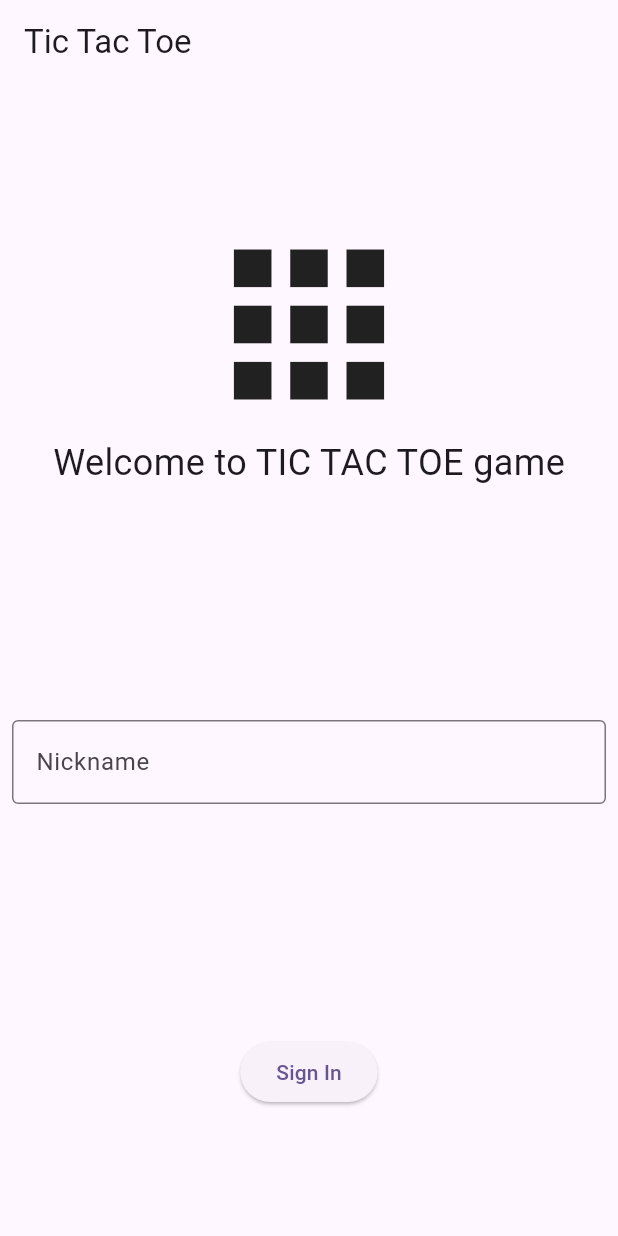
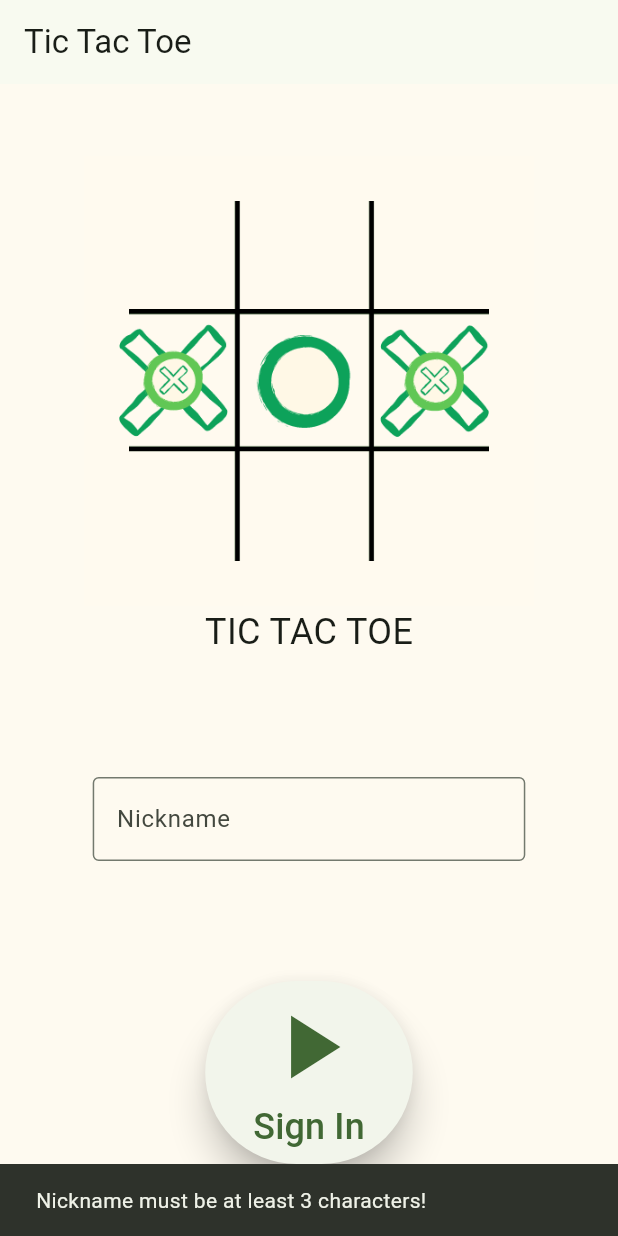
Before and after one commit to HalilhanSAYIN/online_tic_tac_toe, a Flutter app: the screen it shows after launch, after a tap on "Sign In", on a phone screen of 412 x 824 dp. Run offline on Flutter 3.47's test engine with Material 3 defaults, Android fonts, the light colour scheme and no system bars; our stand-ins replace cloud_firestore, firebase_auth, firebase_core; accounts and stored records are empty.

Commit message:
color & nickname field

```diff
--- a/lib/main.dart
+++ b/lib/main.dart
@@ -17,11 +17,15 @@
 
   @override
   Widget build(BuildContext context) {
+     const backgroundColor = Color(0xFFFEFAF0);
+     const secondaryColor = Color.fromARGB(255, 124, 197, 100);
     return MaterialApp(
       title: 'Flutter Demo',
       theme: ThemeData(
 
-        colorScheme: ColorScheme.fromSeed(seedColor: Colors.deepPurple),
+        colorScheme: ColorScheme.fromSeed(
+          background: backgroundColor,
+          seedColor: secondaryColor),
         useMaterial3: true,
       ),
       home: HomeScreen(),
--- a/lib/screens/game_list_screen.dart
+++ b/lib/screens/game_list_screen.dart
@@ -58,7 +58,7 @@ class _GamesListScreenState extends State<GamesListScreen> {
               final gameId = game.id;
               return ListTile(
                 title: Text('Game ID: $gameId'),
-                subtitle: Text('Created by: ${game['player1']}'),
+                subtitle: Text('Created by: ${game['nickname'] }'),
                 trailing: ElevatedButton(
                   onPressed: () => _joinGame(gameId),
                   child: const Text('Join Game'),
--- a/lib/screens/game_screen.dart
+++ b/lib/screens/game_screen.dart
@@ -4,7 +4,6 @@ import 'package:flutter/material.dart';
 import 'package:online_tic_tac_toe/core/game_logic.dart';
 import 'package:online_tic_tac_toe/screens/game_list_screen.dart';
 import 'package:online_tic_tac_toe/services/game_service.dart';
-
 
 class GameScreen extends StatefulWidget {
   final String gameId;
@@ -23,12 +22,10 @@ class _GameScreenState extends State<GameScreen> {
   late String _playerSymbol;
   late String _turn;
 
-
   @override
   void initState() {
     super.initState();
     _initializeGame();
-
   }
 
   Future<void> _initializeGame() async {
@@ -62,7 +59,8 @@ class _GameScreenState extends State<GameScreen> {
         });
       } else {
         String nextTurn = _turn == 'player1' ? 'player2' : 'player1';
-        await _gameService.updateBoard(widget.gameId, _board, nextTurn, row, col);
+        await _gameService.updateBoard(
+            widget.gameId, _board, nextTurn, row, col);
       }
     }
   }
@@ -80,7 +78,11 @@ class _GameScreenState extends State<GameScreen> {
         actions: [
           TextButton(
             onPressed: () {
-              Navigator.push(context, MaterialPageRoute(builder: (context) => GamesListScreen(),)); // Oyun ekranından çık
+              Navigator.push(
+                  context,
+                  MaterialPageRoute(
+                    builder: (context) => GamesListScreen(),
+                  )); // Oyun ekranından çık
             },
             child: Text('Ok'),
           ),
@@ -100,7 +102,6 @@ class _GameScreenState extends State<GameScreen> {
     }
   }
 
-
   @override
   Widget build(BuildContext context) {
     return Scaffold(
@@ -117,10 +118,13 @@ class _GameScreenState extends State<GameScreen> {
           var gameData = snapshot.data!.data() as Map<String, dynamic>;
           _board = _gameLogic.parseBoard(gameData['board']);
           _turn = gameData['turn'];
-
+          String player1Nickname = gameData['player1Nickname'] ?? 'Player 1';
+          String player2Nickname = gameData['player2Nickname'] ?? 'Player 2';
           return Column(
             children: [
-              Text('Current Turn: ${_turn == 'player1' ? 'Player 1' : 'Player 2'}'),
+
+              Text(
+                  'Current Turn: ${_turn == player1Nickname ? player1Nickname : player2Nickname}'),
               Expanded(
                 child: GridView.builder(
                   gridDelegate: SliverGridDelegateWithFixedCrossAxisCount(
@@ -132,7 +136,8 @@ class _GameScreenState extends State<GameScreen> {
                     int col = index % 3;
 
                     return GestureDetector(
-                      onTap: () { _handleMove(row, col);
+                      onTap: () {
+                        _handleMove(row, col);
                         checkGameState(widget.gameId);
                       },
                       child: Container(
--- a/lib/screens/home_screen.dart
+++ b/lib/screens/home_screen.dart
@@ -1,13 +1,18 @@
 import 'package:flutter/material.dart';
 import 'package:online_tic_tac_toe/services/auth.dart';
+
+final nickNameTextEditingController = TextEditingController();
 
 class HomeScreen extends StatelessWidget {
   const HomeScreen({super.key});
   @override
   Widget build(BuildContext context) {
+    final pageWidth = MediaQuery.of(context).size.width;
+    const backgroundColor = Color(0xFFFEFAF0);
     return Scaffold(
+      backgroundColor: backgroundColor,
       appBar: AppBar(
-        title: const  Text('Tic Tac Toe'),
+        title: const Text('Tic Tac Toe'),
       ),
       body: Center(
         child: Padding(
@@ -15,28 +20,56 @@ class HomeScreen extends StatelessWidget {
           child: Column(
             mainAxisAlignment: MainAxisAlignment.spaceAround,
             children: [
-              const Column(
+              Column(
                 mainAxisAlignment: MainAxisAlignment.spaceAround,
                 children: [
-                  Icon(
-                    Icons.apps,
-                    size: 150,
+                  Image.asset(
+                    "assets/logo.png",
+                    width: 300,
+                    height: 300,
                   ),
-                  Text(
-                    "Welcome to TIC TAC TOE game",
+                  const Text(
+                    "TIC TAC TOE",
                     style: TextStyle(fontSize: 24),
                   )
                 ],
               ),
-              TextFormField(
-                decoration: const InputDecoration(
-                    label: Text("Nickname"), border: OutlineInputBorder()),
+              SizedBox(
+                width: pageWidth * 0.7,
+                child: TextFormField(
+                  controller: nickNameTextEditingController,
+                  decoration: const InputDecoration(
+                      label: Text("Nickname"), border: OutlineInputBorder()),
+                ),
               ),
               ElevatedButton(
+                style: ElevatedButton.styleFrom(elevation: 10),
                 onPressed: () {
-                  signInAnonymously(context);
+                  if (nickNameTextEditingController.text == "" ||
+                      nickNameTextEditingController.text.length < 3) {
+                    ScaffoldMessenger.of(context).showSnackBar(SnackBar(
+                        content:
+                            Text("Nickname must be at least 3 characters!")));
+                  } else {
+                    signInAnonymously(
+                        context, nickNameTextEditingController.text);
+                  }
                 },
-                child: const Text('Sign In'),
+                child: Padding(
+                  padding: const EdgeInsets.all(8.0),
+                  child: Column(
+                    children: [
+                      Icon(
+                        Icons.play_arrow_sharp,
+                        size: 72,
+                      ),
+                      const Text(
+                        'Sign In',
+                        style: TextStyle(fontSize: 24),
+                      ),
+                    ],
+                  ),
+                ),
               ),
             ],
           ),
--- a/lib/services/auth.dart
+++ b/lib/services/auth.dart
@@ -6,7 +6,7 @@ import 'package:online_tic_tac_toe/screens/game_list_screen.dart';
 final FirebaseAuth _auth = FirebaseAuth.instance;
 final FirebaseFirestore _firestore = FirebaseFirestore.instance;
 
-Future<void> signInAnonymously(context) async {
+Future<void> signInAnonymously(context,String nickname) async {
   try {
     UserCredential userCredential = await _auth.signInAnonymously();
     User? user = userCredential.user;
@@ -15,6 +15,7 @@ Future<void> signInAnonymously(context) async {
       await _firestore.collection('users').doc(user.uid).set({
         'uid': user.uid,
         'createdAt': Timestamp.now(),
+        'nickname' : nickname
       });
       Navigator.push(context, MaterialPageRoute(builder: (context) => GamesListScreen(),));
       print('signing succes');
--- a/lib/services/create_game.dart
+++ b/lib/services/create_game.dart
@@ -7,12 +7,14 @@ final FirebaseAuth _auth = FirebaseAuth.instance;
   final FirebaseFirestore _firestore = FirebaseFirestore.instance;
 
   Future<void> createGame(context) async {
-    try {
+   try {
       User? user = _auth.currentUser;
       if (user != null) {
         String board =
             List.generate(3, (_) => List.generate(3, (_) => '').join(','))
                 .join('|');
+         DocumentSnapshot userDoc = await FirebaseFirestore.instance.collection('users').doc(user.uid).get();
+        String nickName = userDoc['nickname'];
 
         DocumentReference gameRef = await _firestore.collection('games').add({
           'player1': user.uid,
@@ -22,6 +24,8 @@ final FirebaseAuth _auth = FirebaseAuth.instance;
           'createdAt': Timestamp.now(),
           'currentPlayer': user.uid,
           'turn': 'player1',
+          'player1nickname' : nickName,
+          'player2nickname' : null
         });
 
         print('Game created successfully with ID: ${gameRef.id}');
--- a/lib/services/game_service.dart
+++ b/lib/services/game_service.dart
@@ -6,11 +6,16 @@ class GameService {
   final FirebaseFirestore _firestore = FirebaseFirestore.instance;
 
   Future<DocumentReference> createGame() async {
+
+
     User? user = _auth.currentUser;
     if (user != null) {
+      DocumentSnapshot userDoc = await FirebaseFirestore.instance.collection('users').doc(user.uid).get();
+        String nickName = userDoc['nickname'];
       String board = List.generate(3, (_) => List.generate(3, (_) => '').join(',')).join('|');
       DocumentReference gameRef = await _firestore.collection('games').add({
         'player1': user.uid,
+        'player1Nickname': nickName,
         'player2': null,
         'status': 'waiting',
         'board': board,
@@ -25,8 +30,11 @@ class GameService {
   Future<void> joinGame(String gameId) async {
     User? user = _auth.currentUser;
     if (user != null) {
+       DocumentSnapshot userDoc = await FirebaseFirestore.instance.collection('users').doc(user.uid).get();
+        String nickName = userDoc['nickname'];
       await _firestore.collection('games').doc(gameId).update({
         'player2': user.uid,
+        'player2Nickname' : nickName,
         'status': 'in_progress',
       });
     }
@@ -35,6 +43,7 @@ class GameService {
   Future<void> updateBoard(String gameId, List<List<String>> board, String nextTurn, int row, int col) async {
     User? user = _auth.currentUser;
     if (user != null) {
+
       String boardString = board.map((row) => row.join(',')).join('|');
       await _firestore.collection('games').doc(gameId).update({
         'board': boardString,
--- a/pubspec.yaml
+++ b/pubspec.yaml
@@ -38,6 +38,7 @@ dependencies:
   firebase_auth: ^5.1.4
   cloud_firestore: ^5.2.1
   firebase_core: ^3.3.0
+  flutter_gifimage: ^4.0.0
 
 dev_dependencies:
   flutter_test:
@@ -62,8 +63,8 @@ flutter:
   uses-material-design: true
 
   # To add assets to your application, add an assets section, like this:
-  # assets:
-  #   - images/a_dot_burr.jpeg
+  assets:
+  - assets/logo.png
   #   - images/a_dot_ham.jpeg
 
   # An image asset can refer to one or more resolution-specific "variants", see
```
Also changed, not shown: assets/logo.png (added), 5 other files. Lines whose indentation alone changed are shown as unchanged.
